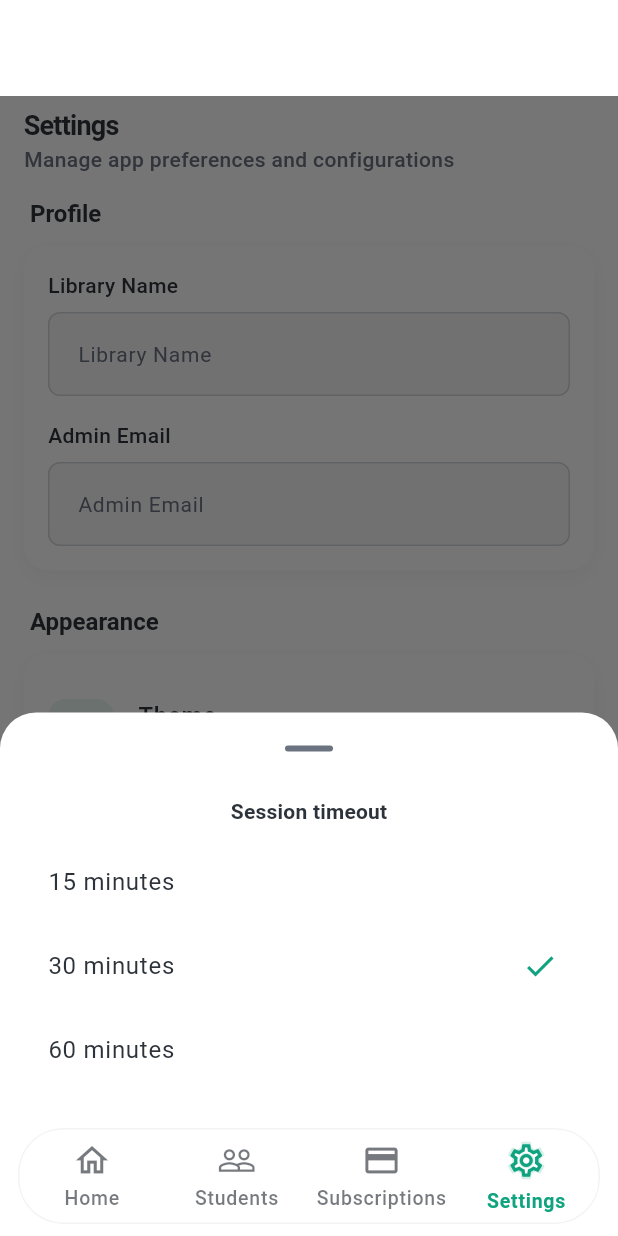
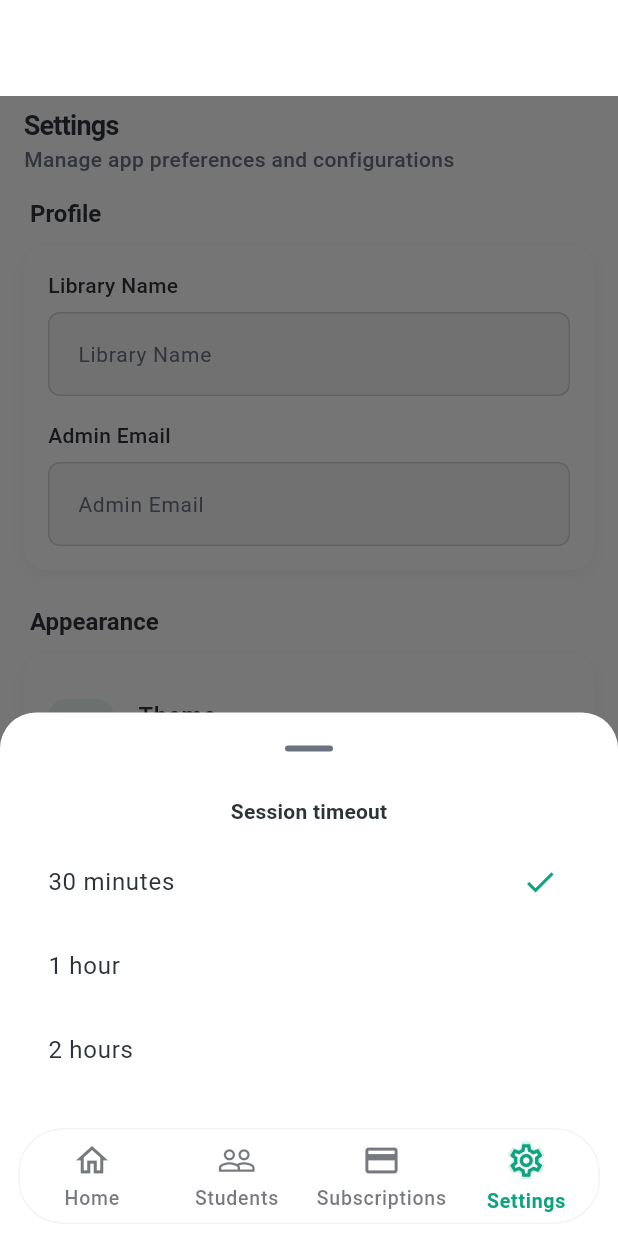
Before and after one commit to HASHIM-HAMEEM/iqra-library-app, a Flutter app: the SettingsPage screen opened by its route, after a tap on "Session Timeout", on a phone screen of 412 x 824 dp. Run offline on Flutter 3.47's test engine with Material 3 defaults, Android fonts, the light colour scheme and no system bars; our stand-ins replace connectivity_plus, dio, equatable, flutter_animate, flutter_riverpod, flutter_secure_storage and 7 more; missing offline and left inert: excel, flutter_displaymode, local_auth_android; accounts and stored records are empty; generated files the repository leaves out were written again.

Commit message:
Update UI error handling and add Figma components

```diff
--- a/lib/presentation/pages/activity/activity_page.dart
+++ b/lib/presentation/pages/activity/activity_page.dart
@@ -341,7 +341,7 @@ class _ActivityPageState extends ConsumerState<ActivityPage> {
           Icon(Icons.error_outline, size: 48, color: theme.colorScheme.error),
           const SizedBox(height: 12),
           Text(
-            'Failed to load activity',
+            'Unable to load activity logs',
             style: theme.textTheme.titleMedium?.copyWith(
               color: theme.colorScheme.error,
               fontWeight: FontWeight.w600,
@@ -349,7 +349,7 @@ class _ActivityPageState extends ConsumerState<ActivityPage> {
           ),
           const SizedBox(height: 8),
           Text(
-            error.toString(),
+            'Please check your connection and try again.',
             style: theme.textTheme.bodySmall?.copyWith(
               color: theme.colorScheme.onSurfaceVariant,
             ),
--- a/lib/presentation/pages/settings/settings_page.dart
+++ b/lib/presentation/pages/settings/settings_page.dart
@@ -191,7 +191,7 @@ class _SettingsPageState extends ConsumerState<SettingsPage> {
                         _buildListTile(
                           icon: Icons.timer_outlined,
                           title: 'Session Timeout',
-                          subtitle: '$_sessionTimeout minutes',
+                          subtitle: _formatTimeoutLabel(_sessionTimeout),
                           onTap: _showSessionSheet,
                         ),
                          _buildDivider(theme),
@@ -588,9 +588,17 @@ class _SettingsPageState extends ConsumerState<SettingsPage> {
 
 
 
+  String _formatTimeoutLabel(int minutes) {
+    if (minutes >= 60 && minutes % 60 == 0) {
+      final hours = minutes ~/ 60;
+      return '$hours ${hours == 1 ? 'hour' : 'hours'}';
+    }
+    return '$minutes minutes';
+  }
+
   void _showSessionSheet() {
     final theme = Theme.of(context);
-    const options = [15, 30, 60];
+    const options = [30, 60, 120];
     showAppBottomSheet<void>(
       context,
       builder: (ctx) {
@@ -614,7 +622,7 @@ class _SettingsPageState extends ConsumerState<SettingsPage> {
                   _saveSessionTimeout(minutes);
                 },
                 title: Text(
-                  '$minutes minutes',
+                  _formatTimeoutLabel(minutes),
                   style: theme.textTheme.bodyLarge,
                 ),
                 trailing: selected
--- a/lib/presentation/pages/students/students_page.dart
+++ b/lib/presentation/pages/students/students_page.dart
@@ -752,7 +752,7 @@ class _StudentsPageState extends ConsumerState<StudentsPage> {
             ),
             const SizedBox(height: 24),
             Text(
-              'Error loading students',
+              'Unable to load students',
               style: theme.textTheme.headlineSmall?.copyWith(
                 fontWeight: FontWeight.w700,
                 color: theme.colorScheme.error,
@@ -760,7 +760,7 @@ class _StudentsPageState extends ConsumerState<StudentsPage> {
             ),
             const SizedBox(height: 8),
             Text(
-              error.toString(),
+              'Please check your connection and try again.',
               style: theme.textTheme.bodyMedium?.copyWith(
                 color: theme.colorScheme.onSurfaceVariant,
               ),
--- a/lib/presentation/pages/subscriptions/subscriptions_page.dart
+++ b/lib/presentation/pages/subscriptions/subscriptions_page.dart
@@ -184,10 +184,10 @@ class _SubscriptionsPageState extends ConsumerState<SubscriptionsPage> {
                         children: [
                       Icon(Icons.error_outline, size: 64, color: theme.colorScheme.error),
                           const SizedBox(height: 16),
-                      Text('Error loading subscriptions', style: theme.textTheme.headlineSmall),
+                      Text('Unable to load subscriptions', style: theme.textTheme.headlineSmall),
                           const SizedBox(height: 8),
                           Text(
-                            error.toString(),
+                            'Please check your connection and try again.',
                             style: theme.textTheme.bodyMedium?.copyWith(
                               color: theme.colorScheme.onSurfaceVariant,
                             ),
```
Also changed, not shown: lib/presentation/layouts/main_layout.dart (+9 -0 lines), .figma/image/4805758b-8463-45f4-bc49-c0c1b63ab88b.png (added), .figma/image/screenshot_246_5958.png (added), 2 other files.
